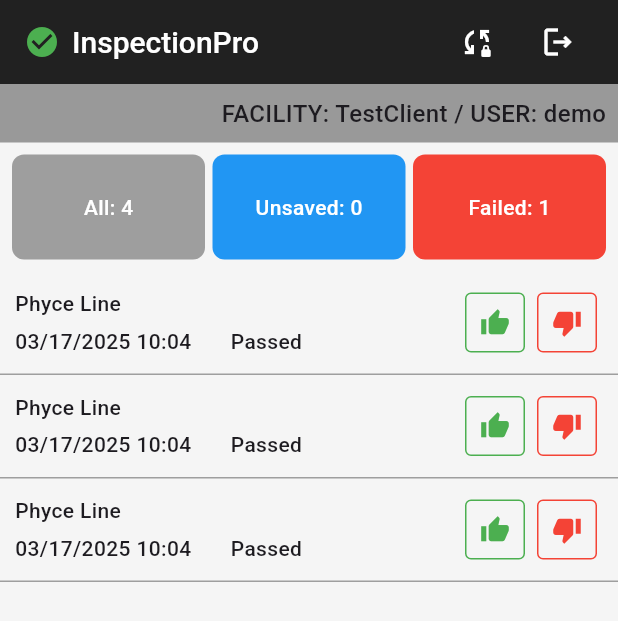
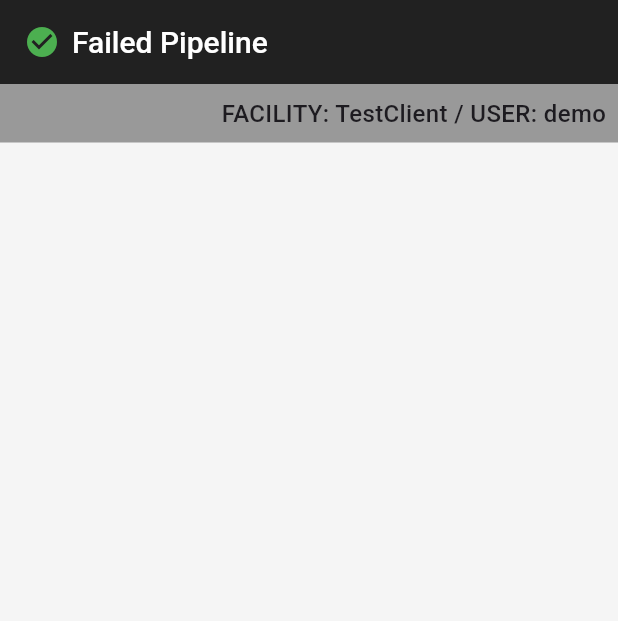
Before and after one commit to CalibrageInfoSystems/inspectionpro, a Flutter app: the HomeScreen screen opened directly, after a tap on the "sync lock" icon, on a phone screen of 412 x 824 dp. Shown: the top 621 px of the screen. Run offline on Flutter 3.47's test engine with Material 3 defaults, Android fonts, the phone set to English and light mode, and no system bars; our stand-ins replace connectivity_plus, fluttertoast, shared_preferences, sqflite; accounts and stored records are empty.

Commit message:
Generate gen directory for assets and changed package name, added app icon and started designing failed pipeline screen

```diff
--- /dev/null
+++ b/lib/ui_screens/failed_pipeline.dart
@@ -0,0 +1,42 @@
+import 'package:flutter/material.dart';
+
+class FailedPipeline extends StatelessWidget {
+  const FailedPipeline({super.key});
+
+  @override
+  Widget build(BuildContext context) {
+    return Scaffold(
+      appBar: AppBar(
+        automaticallyImplyLeading: false,
+        backgroundColor: const Color(0xFF212121),
+        centerTitle: true,
+        title: const Row(
+          children: [
+            Icon(Icons.check_circle, color: Colors.green),
+            SizedBox(width: 8),
+            Text(
+              'Failed Pipeline',
+              style: TextStyle(color: Colors.white, fontSize: 20),
+            ),
+          ],
+        ),
+      ),
+      body: Container(
+        color: const Color(0xFFF5F5F5),
+        child: Column(
+          children: [
+            Container(
+              alignment: Alignment.centerRight,
+              color: const Color.fromARGB(255, 153, 153, 153),
+              padding: const EdgeInsets.all(8.0),
+              child: const Text(
+                'FACILITY: TestClient / USER: demo',
+                style: TextStyle(fontSize: 16),
+              ),
+            ),
+          ],
+        ),
+      ),
+    );
+  }
+}
--- a/lib/ui_screens/home_screen.dart
+++ b/lib/ui_screens/home_screen.dart
@@ -1,6 +1,7 @@
 import 'package:flutter/material.dart';
 import 'package:fluttertoast/fluttertoast.dart';
 import 'package:inspectionpro/models/appinfo_model.dart';
+import 'package:inspectionpro/ui_screens/failed_pipeline.dart';
 import 'package:inspectionpro/utils/api_config.dart';
 import 'package:http/http.dart' as http;
 
@@ -42,7 +43,13 @@ class _HomeScreenState extends State<HomeScreen> {
             ),
             const Spacer(),
             IconButton(
-                onPressed: () {},
+                onPressed: () {
+                  Navigator.push(
+                    context,
+                    MaterialPageRoute(
+                        builder: (context) => const FailedPipeline()),
+                  );
+                },
                 icon: const Icon(
                   Icons.sync_lock_outlined,
                   color: Colors.white,
```
Also changed, not shown: lib/gen/assets.gen.dart (added, +112 -0 lines), lib/gen/fonts.gen.dart (added, +15 -0 lines), lib/ui_screens/login_screen.dart (+19 -1 lines), lib/ui_screens/splash_screen.dart (+7 -13 lines), lib/utils/commonutils.dart (+29 -0 lines), pubspec.yaml (+13 -4 lines), assets/images/app_logo_512.png (renamed from assets/app_logo_512.png), pubspec.lock, 34 other files.
